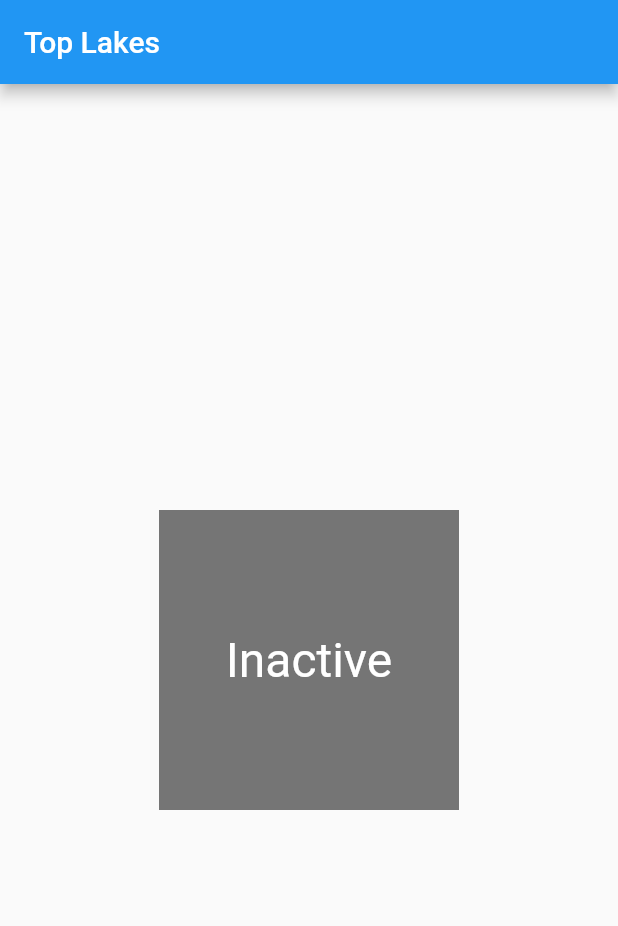
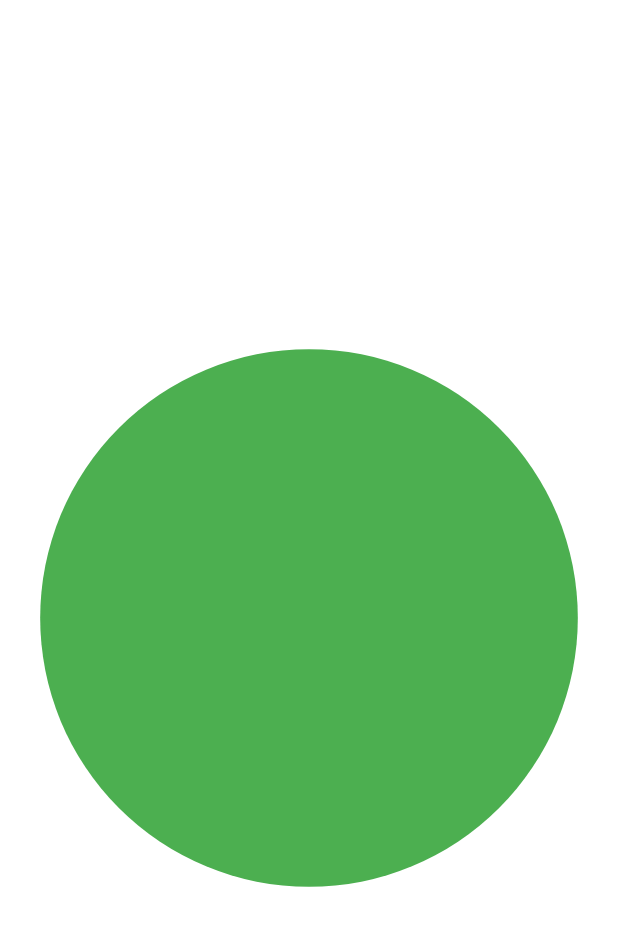
Before and after one commit to xurui1995/flutter_practice, a Flutter app: the screen it shows after launch, on a phone screen of 412 x 824 dp. Shown: the top 926 px of the screen. Run offline on Flutter 3.47's test engine with Material 2 defaults, Android fonts, the phone set to English and light mode, and no system bars.

```diff
--- a/lib/main.dart
+++ b/lib/main.dart
@@ -73,7 +73,11 @@ Lake Oeschinen lies at the foot of the Blüemlisalp in the Bernese Alps. Situate
           softWrap: true,
         ));
 
-    return new MaterialApp(
+    return new Container(
+        color: Colors.white,
+        child: new SquareFragment()
+    );
+/*    return new MaterialApp(
         title: 'Flutter Demo',
         theme: new ThemeData(
           primarySwatch: Colors.blue,
@@ -82,10 +86,7 @@ Lake Oeschinen lies at the foot of the Blüemlisalp in the Bernese Alps. Situate
           appBar: new AppBar(
             title: new Text('Top Lakes'),
           ),
-          body: new Center(
-            child: new TapboxA(),
-          ),
-/*          body: new ListView(
+        body: new ListView(
             children: <Widget>[
               new Image.asset(
                 'images/lake.jpg',
@@ -96,8 +97,8 @@ Lake Oeschinen lies at the foot of the Blüemlisalp in the Bernese Alps. Situate
               buttonSection,
               textSection,
             ],
-          ),*/
-        ));
+          ),
+        ));*/
   }
 }
 
--- a/lib/test.dart
+++ b/lib/test.dart
@@ -36,3 +36,59 @@ class TapboxAState extends State<TapboxA>{
       );
   }
 }
+
+
+class CustomPainterSample extends CustomPainter {
+
+  double progress;
+
+  CustomPainterSample({this.progress: 0.0});
+
+  @override
+  void paint(Canvas canvas, Size size) {
+    Paint p = new Paint();
+    p.color = Colors.green;
+    p.isAntiAlias = true;
+    p.style = PaintingStyle.fill;
+    canvas.drawCircle(size.center(const Offset(0.0, 0.0)), size.width / 2 * progress, p);
+  }
+
+  @override
+  bool shouldRepaint(CustomPainter oldDelegate) {
+    return true;
+  }
+}
+
+class SquareFragmentState extends State<SquareFragment> with TickerProviderStateMixin{
+  double progress = 0.0;
+  @override
+  void initState() {
+    AnimationController ac = new AnimationController(
+        vsync: this,
+        duration: const Duration(milliseconds: 10000)
+    );
+    ac.addListener(() {
+      this.setState(() {
+        this.progress = ac.value;
+      });
+    });
+    ac.forward();
+  }
+  @override
+  build(BuildContext context) {
+    return new Container(
+      color: Colors.white,
+      child: new CustomPaint(
+        painter: new CustomPainterSample(progress: this.progress),
+      ),
+    );
+  }
+
+}
+
+class SquareFragment extends StatefulWidget{
+  @override
+  State<StatefulWidget> createState() {
+    return new SquareFragmentState();
+  }
+}
```
